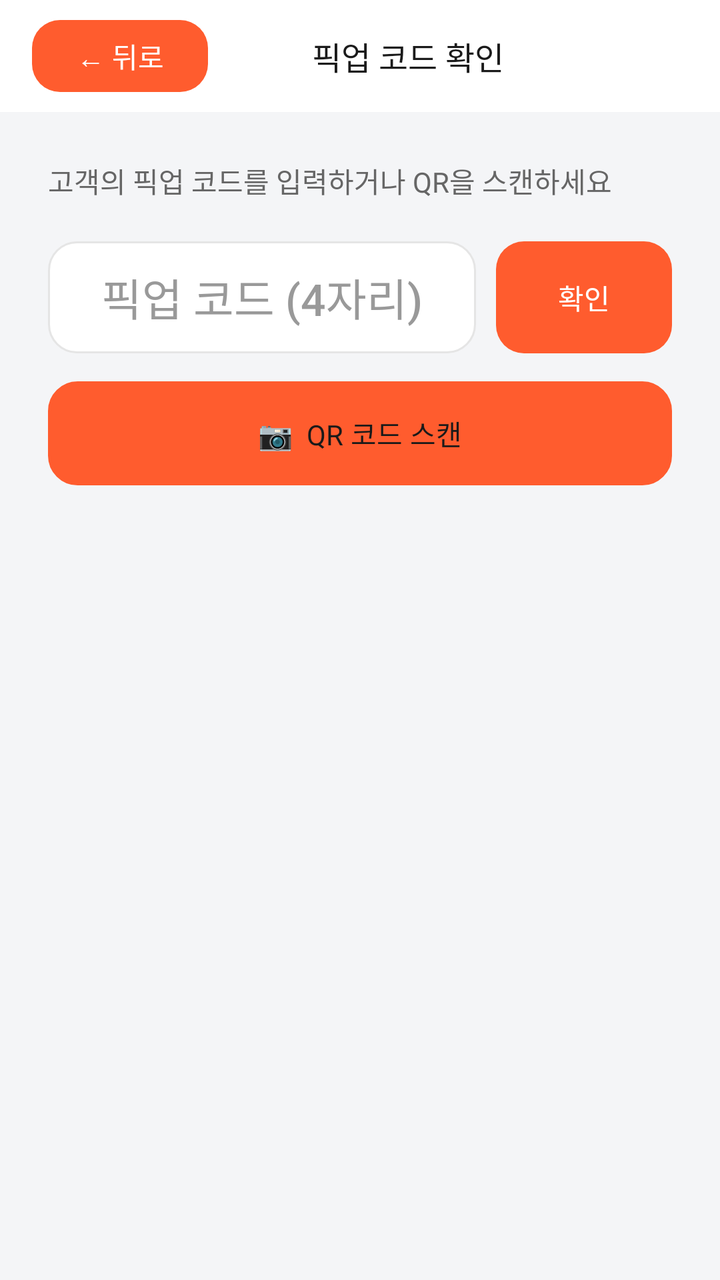
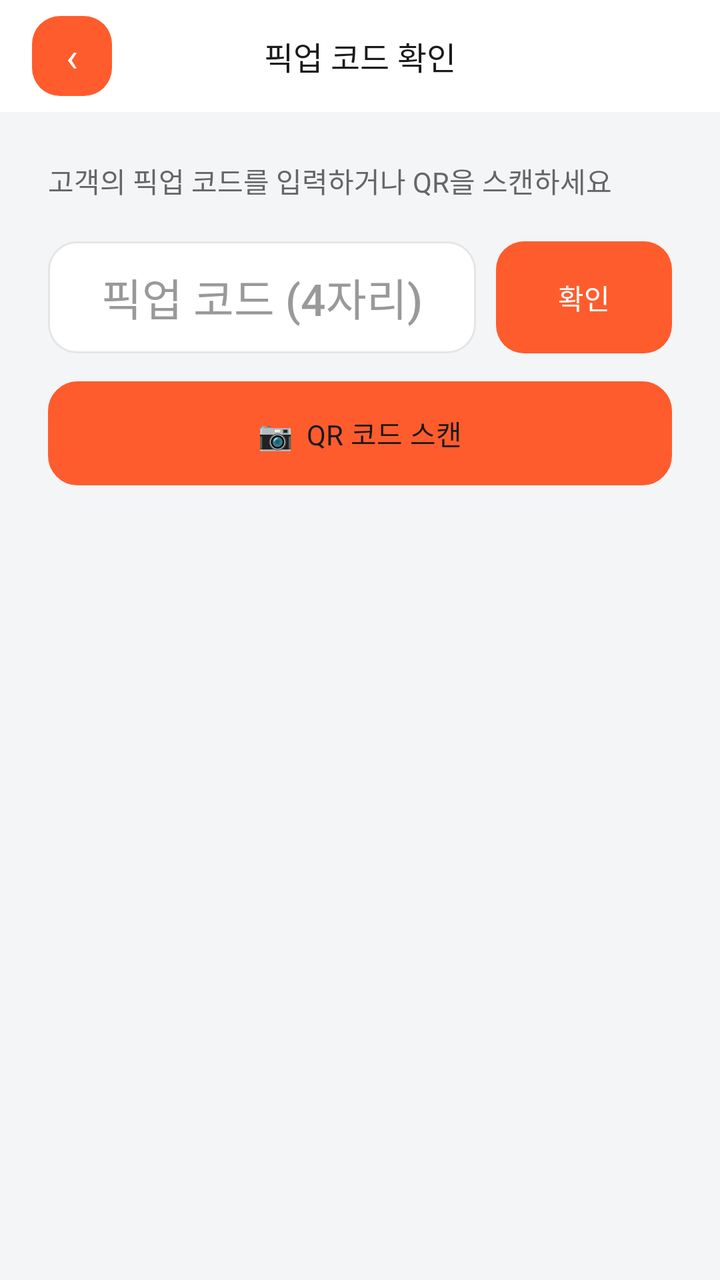

An Android layout rendered at two revisions. The XML below is the earlier revision; the diff shows what the commit changed to produce the second picture.
<!-- AndroidManifest.xml: application theme Theme.Deuktemsiru_seller -->
<!-- res/layout/activity_pickup_verify.xml -->
<?xml version="1.0" encoding="utf-8"?>
<ScrollView
    xmlns:android="http://schemas.android.com/apk/res/android"
    android:layout_width="match_parent"
    android:layout_height="match_parent"
    android:background="@color/surface"
    android:fillViewport="true">

    <LinearLayout
        android:layout_width="match_parent"
        android:layout_height="wrap_content"
        android:orientation="vertical">

        
        <LinearLayout
            android:layout_width="match_parent"
            android:layout_height="56dp"
            android:orientation="horizontal"
            android:gravity="center_vertical"
            android:paddingHorizontal="16dp"
            android:background="@color/white">

            <Button
                android:id="@+id/btn_back"
                android:layout_width="wrap_content"
                android:layout_height="36dp"
                android:text="← 뒤로"
                android:textSize="14sp"
                android:textColor="@color/white"
                android:background="@drawable/bg_button_primary"
                android:insetTop="0dp"
                android:insetBottom="0dp"
                android:stateListAnimator="@null"
                android:paddingHorizontal="12dp" />

            <TextView
                android:layout_width="0dp"
                android:layout_height="wrap_content"
                android:layout_weight="1"
                android:gravity="center"
                android:text="픽업 코드 확인"
                android:textSize="16sp"
                android:textColor="@color/text"
                android:fontFamily="sans-serif-medium" />

            <View
                android:layout_width="40dp"
                android:layout_height="40dp" />

        </LinearLayout>

        
        <LinearLayout
            android:layout_width="match_parent"
            android:layout_height="wrap_content"
            android:orientation="vertical"
            android:padding="24dp">

            <TextView
                android:layout_width="wrap_content"
                android:layout_height="wrap_content"
                android:text="고객의 픽업 코드를 입력하거나 QR을 스캔하세요"
                android:textSize="14sp"
                android:textColor="@color/text_sub"
                android:layout_marginBottom="20dp" />

            
            <LinearLayout
                android:layout_width="match_parent"
                android:layout_height="wrap_content"
                android:orientation="horizontal"
                android:gravity="center_vertical">

                <EditText
                    android:id="@+id/et_pickup_code"
                    android:layout_width="0dp"
                    android:layout_height="56dp"
                    android:layout_weight="1"
                    android:background="@drawable/bg_card_white"
                    android:hint="픽업 코드 (4자리)"
                    android:inputType="number"
                    android:maxLength="4"
                    android:paddingHorizontal="16dp"
                    android:singleLine="true"
                    android:textColor="@color/text"
                    android:textColorHint="@color/text_muted"
                    android:textSize="22sp"
                    android:fontFamily="sans-serif-medium"
                    android:gravity="center" />

                <Button
                    android:id="@+id/btn_verify"
                    android:layout_width="wrap_content"
                    android:layout_height="56dp"
                    android:layout_marginStart="10dp"
                    android:background="@drawable/bg_button_primary"
                    android:insetTop="0dp"
                    android:insetBottom="0dp"
                    android:stateListAnimator="@null"
                    android:text="확인"
                    android:textColor="#FFFFFF"
                    android:textSize="14sp" />

            </LinearLayout>

            <Button
                android:id="@+id/btn_scan_qr"
                android:layout_width="match_parent"
                android:layout_height="52dp"
                android:layout_marginTop="14dp"
                android:background="@drawable/bg_button_outline"
                android:insetTop="0dp"
                android:insetBottom="0dp"
                android:stateListAnimator="@null"
                android:text="📷  QR 코드 스캔"
                android:textColor="@color/text"
                android:textSize="14sp" />

            
            <TextView
                android:id="@+id/tv_verify_status"
                android:layout_width="match_parent"
                android:layout_height="wrap_content"
                android:layout_marginTop="16dp"
                android:textSize="15sp"
                android:fontFamily="sans-serif-medium"
                android:gravity="center"
                android:visibility="gone" />

            
            <LinearLayout
                android:id="@+id/card_result"
                android:layout_width="match_parent"
                android:layout_height="wrap_content"
                android:orientation="vertical"
                android:background="@drawable/bg_card_white"
                android:padding="16dp"
                android:layout_marginTop="16dp"
                android:visibility="gone">

                <TextView
                    android:id="@+id/tv_result_title"
                    android:layout_width="wrap_content"
                    android:layout_height="wrap_content"
                    android:text="주문 확인됨"
                    android:textSize="15sp"
                    android:textColor="@color/text"
                    android:fontFamily="sans-serif-medium"
                    android:layout_marginBottom="6dp" />

                <TextView
                    android:id="@+id/tv_result_customer_name"
                    android:layout_width="wrap_content"
                    android:layout_height="wrap_content"
                    android:textSize="13sp"
                    android:textColor="@color/text_sub"
                    android:layout_marginBottom="6dp" />

                <TextView
                    android:id="@+id/tv_result_order_number"
                    android:layout_width="wrap_content"
                    android:layout_height="wrap_content"
                    android:textSize="13sp"
                    android:textColor="@color/text_sub" />

                <TextView
                    android:id="@+id/tv_result_items"
                    android:layout_width="wrap_content"
                    android:layout_height="wrap_content"
                    android:layout_marginTop="4dp"
                    android:textSize="13sp"
                    android:textColor="@color/text_sub" />

                <TextView
                    android:id="@+id/tv_result_amount"
                    android:layout_width="wrap_content"
                    android:layout_height="wrap_content"
                    android:layout_marginTop="4dp"
                    android:textSize="14sp"
                    android:textColor="@color/text"
                    android:fontFamily="sans-serif-medium" />

                <Button
                    android:id="@+id/btn_complete"
                    android:layout_width="match_parent"
                    android:layout_height="48dp"
                    android:layout_marginTop="14dp"
                    android:background="@drawable/bg_button_primary"
                    android:insetTop="0dp"
                    android:insetBottom="0dp"
                    android:stateListAnimator="@null"
                    android:text="픽업 완료 처리"
                    android:textColor="#FFFFFF"
                    android:textSize="14sp"
                    android:fontFamily="sans-serif-medium" />

            </LinearLayout>

            
            <LinearLayout
                android:id="@+id/card_completed"
                android:layout_width="match_parent"
                android:layout_height="wrap_content"
                android:orientation="vertical"
                android:background="@drawable/bg_card_white"
                android:padding="16dp"
                android:layout_marginTop="16dp"
                android:clickable="true"
                android:focusable="true"
                android:visibility="gone">

                <TextView
                    android:layout_width="wrap_content"
                    android:layout_height="wrap_content"
                    android:text="🎉 픽업 완료!"
                    android:textSize="15sp"
                    android:textColor="#2E7D32"
                    android:fontFamily="sans-serif-medium"
                    android:layout_marginBottom="12dp" />

                <LinearLayout
                    android:layout_width="match_parent"
                    android:layout_height="wrap_content"
                    android:orientation="horizontal"
                    android:gravity="center_vertical">

                    <TextView
                        android:id="@+id/tv_completed_emoji"
                        android:layout_width="44dp"
                        android:layout_height="44dp"
                        android:gravity="center"
                        android:textSize="26sp"
                        android:background="@drawable/bg_rounded_muted"
                        android:layout_marginEnd="12dp" />

                    <LinearLayout
                        android:layout_width="0dp"
                        android:layout_height="wrap_content"
                        android:layout_weight="1"
                        android:orientation="vertical">

                        <TextView
                            android:id="@+id/tv_completed_name"
                            android:layout_width="wrap_content"
                            android:layout_height="wrap_content"
                            android:textSize="14sp"
                            android:textColor="@color/text"
                            android:fontFamily="sans-serif-medium" />

                        <TextView
                            android:id="@+id/tv_completed_status"
                            android:layout_width="wrap_content"
                            android:layout_height="wrap_content"
                            android:text="픽업 완료"
                            android:textSize="12sp"
                            android:textColor="#2E7D32"
                            android:layout_marginTop="2dp" />

                    </LinearLayout>

                    <TextView
                        android:id="@+id/tv_completed_amount"
                        android:layout_width="wrap_content"
                        android:layout_height="wrap_content"
                        android:textSize="14sp"
                        android:textColor="@color/text"
                        android:fontFamily="sans-serif-medium" />

                </LinearLayout>

                <TextView
                    android:layout_width="match_parent"
                    android:layout_height="wrap_content"
                    android:layout_marginTop="12dp"
                    android:text="탭하여 상품 관리로 이동 →"
                    android:textSize="12sp"
                    android:textColor="@color/text_muted"
                    android:gravity="end" />

            </LinearLayout>

        </LinearLayout>

    </LinearLayout>

</ScrollView>
<!-- resources referenced by this layout -->
<resources>
  <color name="surface">#FFF4F5F7</color>
  <color name="text">#FF1A1A1A</color>
  <color name="text_muted">#FF999999</color>
  <color name="text_sub">#FF666666</color>
  <color name="white">#FFFFFFFF</color>
  <!-- drawable bg_button_outline (drawable) -->
  <?xml version="1.0" encoding="utf-8"?>
  
  <shape xmlns:android="http://schemas.android.com/apk/res/android"
      android:shape="rectangle">
      <solid android:color="#FFFFFF" />
      <stroke android:width="1.5dp" android:color="#E5E5E5" />
      <corners android:radius="14dp" />
  </shape>
  <!-- drawable bg_button_primary (drawable) -->
  <?xml version="1.0" encoding="utf-8"?>
  
  <shape xmlns:android="http://schemas.android.com/apk/res/android"
      android:shape="rectangle">
      <solid android:color="#FF5C2E" />
      <corners android:radius="14dp" />
  </shape>
  <!-- drawable bg_card_white (drawable) -->
  <?xml version="1.0" encoding="utf-8"?>
  
  <shape xmlns:android="http://schemas.android.com/apk/res/android"
      android:shape="rectangle">
      <solid android:color="#FFFFFF" />
      <stroke android:width="1dp" android:color="#E5E5E5" />
      <corners android:radius="14dp" />
  </shape>
  <!-- drawable bg_rounded_muted (drawable) -->
  <?xml version="1.0" encoding="utf-8"?>
  
  <shape xmlns:android="http://schemas.android.com/apk/res/android"
      android:shape="rectangle">
      <solid android:color="#F0F0F0" />
      <corners android:radius="8dp" />
  </shape>
  <style name="Theme.Deuktemsiru_seller" parent="Base.Theme.Deuktemsiru_seller" />
  <style name="Base.Theme.Deuktemsiru_seller" parent="Theme.Material3.Light.NoActionBar">
          <item name="colorPrimary">@color/primary</item>
          <item name="colorPrimaryVariant">@color/primary_dark</item>
          <item name="colorOnPrimary">@color/white</item>
          <item name="colorSurface">@color/surface</item>
          <item name="android:colorBackground">@color/surface</item>
          <item name="android:fontFamily">sans-serif</item>
          <item name="bottomNavigationStyle">@style/Widget.App.BottomNav</item>
      </style>
  <color name="primary">#FFFF5C2E</color>
  <color name="primary_dark">#FF6B2B12</color>
  <style name="Widget.App.BottomNav" parent="Widget.Material3.BottomNavigationView">
          <item name="itemIconTint">@color/bottom_nav_color</item>
          <item name="itemTextColor">@color/bottom_nav_color</item>
          <item name="itemActiveIndicatorStyle">@style/Widget.App.ActiveIndicator</item>
      </style>
  <style name="Widget.App.ActiveIndicator" parent="Widget.Material3.BottomNavigationView.ActiveIndicator">
          <item name="android:color">@color/primary_light</item>
      </style>
  <color name="primary_light">#FFFFEDE5</color>
</resources>

<!-- the commit's change to res/layout/activity_pickup_verify.xml (unified diff, before → after) -->
@@ -22,16 +22,16 @@
 
             <Button
                 android:id="@+id/btn_back"
-                android:layout_width="wrap_content"
-                android:layout_height="36dp"
-                android:text="← 뒤로"
-                android:textSize="14sp"
+                android:layout_width="40dp"
+                android:layout_height="40dp"
+                android:text="‹"
+                android:textSize="20sp"
                 android:textColor="@color/white"
                 android:background="@drawable/bg_button_primary"
                 android:insetTop="0dp"
                 android:insetBottom="0dp"
                 android:stateListAnimator="@null"
-                android:paddingHorizontal="12dp" />
+                android:paddingHorizontal="0dp" />
 
             <TextView
                 android:layout_width="0dp"
@@ -268,15 +268,6 @@
 
                 </LinearLayout>
 
-                <TextView
-                    android:layout_width="match_parent"
-                    android:layout_height="wrap_content"
-                    android:layout_marginTop="12dp"
-                    android:text="탭하여 상품 관리로 이동 →"
-                    android:textSize="12sp"
-                    android:textColor="@color/text_muted"
-                    android:gravity="end" />
-
             </LinearLayout>
 
         </LinearLayout>
